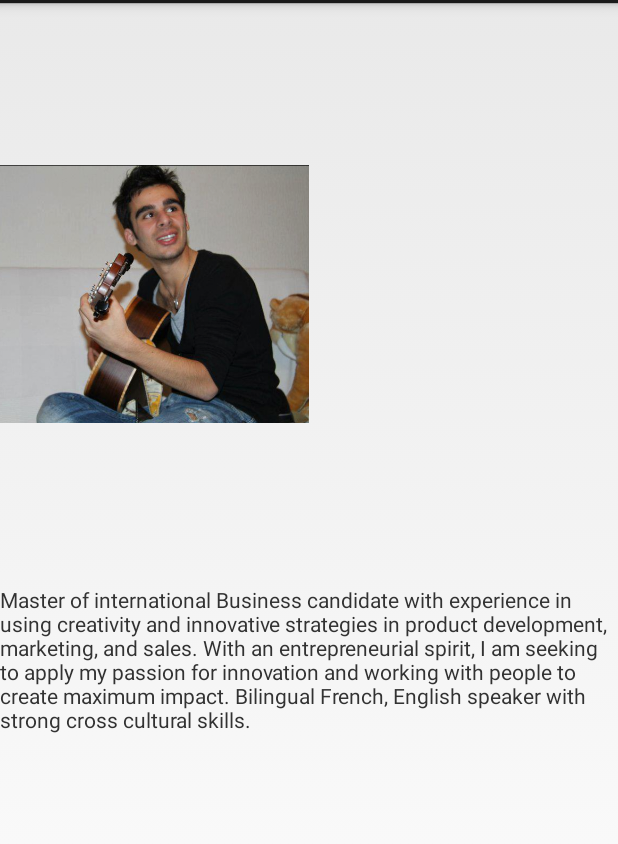
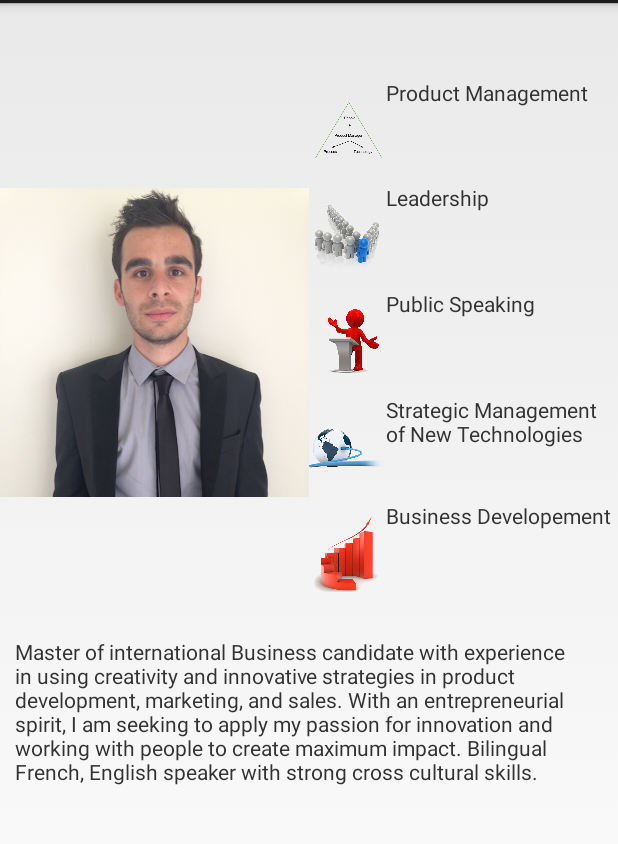
Before and after one commit to benchamla/InteractivResume, an Android app: the screen it shows after launch (Profile), on a phone screen of 412 x 824 dp, the part 69-913 px from its top. Run offline under Robolectric (Android 15) with nearby library versions, the phone set to English and light mode, and no system bars.

Commit message:
Profile page homework1 done

```diff
--- a/app/src/main/res/layout/activity_menu.xml
+++ b/app/src/main/res/layout/activity_menu.xml
@@ -1,23 +1,113 @@
+
 <LinearLayout xmlns:android="http://schemas.android.com/apk/res/android"
     xmlns:tools="http://schemas.android.com/tools"
     android:layout_width="match_parent"
     android:layout_height="match_parent"
     android:orientation="vertical"
     tools:context=".Menu">
+
     <LinearLayout
         android:layout_width="match_parent"
         android:layout_height="0dp"
         android:layout_weight="1"
-        android:orientation="horizontal">
+        android:orientation="horizontal"
+        android:layout_marginTop="50dp">
         <ImageView
             android:layout_width="0dp"
             android:layout_height="match_parent"
             android:layout_weight="1"
-            android:src="@drawable/benchamla"/>
+            android:src="@drawable/benpic"/>
         <LinearLayout
             android:layout_width="0dp"
             android:layout_height="match_parent"
-            android:layout_weight="1">
+            android:layout_weight="1"
+            android:orientation="vertical">
+            <LinearLayout
+                android:layout_width="match_parent"
+                android:layout_height="0dp"
+                android:layout_weight="1"
+                android:orientation="horizontal">
+                <ImageView
+                    android:layout_width="0dp"
+                    android:layout_weight="1"
+                    android:layout_height="match_parent"
+                    android:src="@drawable/productmanagement"/>
+                <TextView
+                    android:layout_width="0dp"
+                    android:layout_weight="3"
+                    android:layout_height="match_parent"
+                    android:text="Product Management"/>
+
+             </LinearLayout>
+            <LinearLayout
+                android:layout_width="match_parent"
+                android:layout_height="0dp"
+                android:layout_weight="1"
+                android:orientation="horizontal">
+                <ImageView
+                    android:layout_width="0dp"
+                    android:layout_weight="1"
+                    android:layout_height="match_parent"
+                    android:src="@drawable/leader"/>
+                <TextView
+                    android:layout_width="0dp"
+                    android:layout_weight="3"
+                    android:layout_height="match_parent"
+                    android:text="Leadership"/>
+
+            </LinearLayout>
+            <LinearLayout
+                android:layout_width="match_parent"
+                android:layout_height="0dp"
+                android:layout_weight="1"
+                android:orientation="horizontal">
+                <ImageView
+                    android:layout_width="0dp"
+                    android:layout_weight="1"
+                    android:layout_height="match_parent"
+                    android:src="@drawable/publicspeaking"/>
+                <TextView
+                    android:layout_width="0dp"
+                    android:layout_weight="3"
+                    android:layout_height="match_parent"
+                    android:text="Public Speaking"/>
+
+            </LinearLayout>
+            <LinearLayout
+                android:layout_width="match_parent"
+                android:layout_height="0dp"
+                android:layout_weight="1"
+                android:orientation="horizontal">
+                <ImageView
+                    android:layout_width="0dp"
+                    android:layout_weight="1"
+                    android:layout_height="match_parent"
+                    android:src="@drawable/technologyglobe"/>
+                <TextView
+                    android:layout_width="0dp"
+                    android:layout_weight="3"
+                    android:layout_height="match_parent"
+                    android:text="Strategic Management of New Technologies"/>
+
+            </LinearLayout>
+            <LinearLayout
+                android:layout_width="match_parent"
+                android:layout_height="0dp"
+                android:layout_weight="1"
+                android:orientation="horizontal">
+                <ImageView
+                    android:layout_width="0dp"
+                    android:layout_weight="1"
+                    android:layout_height="match_parent"
+                    android:src="@drawable/businessdev"/>
+                <TextView
+                    android:layout_width="0dp"
+                    android:layout_weight="3"
+                    android:layout_height="match_parent"
+                    android:text="Business Developement"/>
+
+            </LinearLayout>
+
         </LinearLayout>
 
     </LinearLayout>
@@ -28,7 +118,11 @@
         android:text="Master	of	international	Business	candidate	with	experience	in	using	creativity	and	innovative	strategies	in
 product	development,	marketing,	and	sales.	With	an	entrepreneurial	spirit,	I	am	seeking	to	apply	my
 passion	for	innovation	and	working	with	people	to	create	maximum impact.
-Bilingual	French,	English	speaker	with	strong	cross	cultural	skills.">
+Bilingual	French,	English	speaker	with	strong	cross	cultural	skills."
+        android:layout_marginRight="10dp"
+        android:layout_marginLeft="10dp"
+        android:layout_marginTop="20dp">
+
 
     </TextView>
 </LinearLayout>
```
Also changed, not shown: app/src/main/res/drawable-hdpi/benpic.png (added), app/src/main/res/drawable-hdpi/brand.png (added), app/src/main/res/drawable-hdpi/businessdev.png (added), app/src/main/res/drawable-hdpi/leader.png (added), app/src/main/res/drawable-hdpi/productmanagement.png (added), app/src/main/res/drawable-hdpi/publicspeaking.png (added), app/src/main/res/drawable-hdpi/technologyglobe.png (added).
